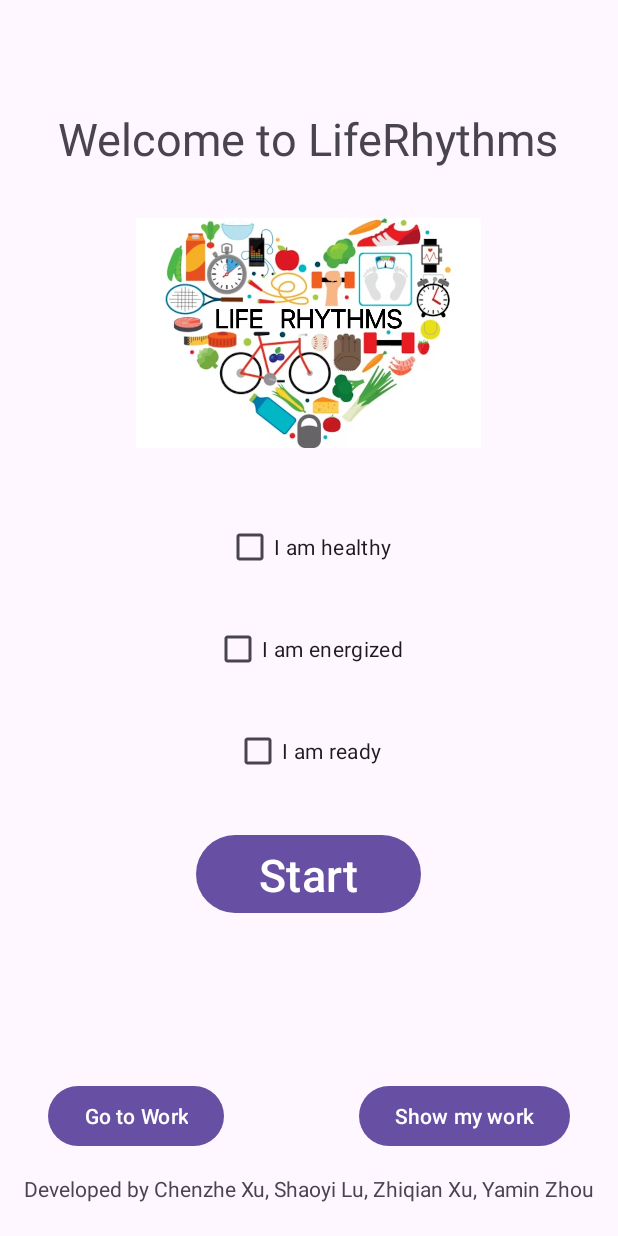
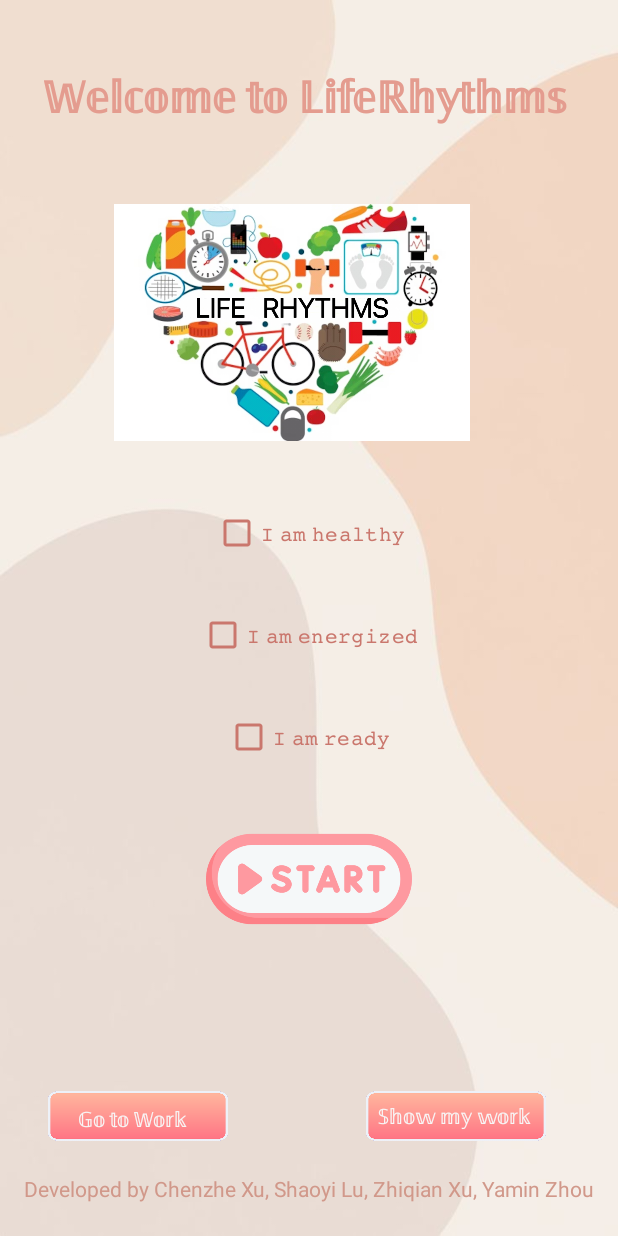
Before and after one commit to xuchenzhe531/LifeRhythms, an Android app: the WelcomePage screen opened directly, with no data from a screen before it, on a phone screen of 412 x 824 dp. Run offline under Robolectric (Android 15) with nearby library versions, the light colour scheme and no system bars; 2 statements that could not run were skipped.

Commit message:
decor for 2 pages added

```diff
--- a/app/src/main/res/layout/activity_notes.xml
+++ b/app/src/main/res/layout/activity_notes.xml
@@ -8,10 +8,10 @@
         android:id="@+id/toolbar"
         android:layout_width="match_parent"
         android:layout_height="?attr/actionBarSize"
-        android:background="?attr/colorPrimary"
+        android:background="#E3A097"
         android:elevation="4dp"
-        android:theme="@style/ThemeOverlay.AppCompat.ActionBar"
-        android:popupTheme="@style/ThemeOverlay.AppCompat.Light"/>
+        android:popupTheme="@style/ThemeOverlay.AppCompat.Light"
+        android:theme="@style/ThemeOverlay.AppCompat.ActionBar" />
 
     <TextView
         android:id="@+id/welcomeText"
--- a/app/src/main/res/layout/activity_welcome_page.xml
+++ b/app/src/main/res/layout/activity_welcome_page.xml
@@ -4,16 +4,19 @@
     xmlns:tools="http://schemas.android.com/tools"
     android:layout_width="match_parent"
     android:layout_height="match_parent"
-    android:padding="16dp">
+    android:padding="16dp"
+    android:background="@drawable/back">
 
     <TextView
         android:id="@+id/textViewTitle"
-        android:layout_width="wrap_content"
-        android:layout_height="wrap_content"
-        android:layout_marginTop="56dp"
-        android:text="Welcome to LifeRhythms"
-        android:textSize="30sp"
-        app:layout_constraintHorizontal_bias="0.493"
+        android:layout_width="352dp"
+        android:layout_height="59dp"
+        android:layout_marginTop="28dp"
+        android:text="𝕎𝕖𝕝𝕔𝕠𝕞𝕖 𝕥𝕠 𝕃𝕚𝕗𝕖ℝ𝕙𝕪𝕥𝕙𝕞𝕤"
+        android:textColor="#E49C8F"
+        android:textSize="29sp"
+        android:textStyle="bold"
+        app:layout_constraintHorizontal_bias="0.474"
         app:layout_constraintLeft_toLeftOf="parent"
         app:layout_constraintRight_toRightOf="parent"
         app:layout_constraintTop_toTopOf="parent" />
@@ -23,7 +26,9 @@
         android:layout_width="wrap_content"
         android:layout_height="wrap_content"
         android:layout_marginTop="228dp"
-        android:text="I am healthy"
+        android:buttonTint="#CA776D"
+        android:text="𝙸 𝚊𝚖 𝚑𝚎𝚊𝚕𝚝𝚑𝚢"
+        android:textColor="#CA776D"
         app:layout_constraintEnd_toEndOf="parent"
         app:layout_constraintLeft_toLeftOf="parent"
         app:layout_constraintRight_toRightOf="parent"
@@ -35,7 +40,9 @@
         android:layout_width="wrap_content"
         android:layout_height="wrap_content"
         android:layout_marginTop="20dp"
-        android:text="I am energized"
+        android:buttonTint="#CA776D"
+        android:textColor="#CA776D"
+        android:text="𝙸 𝚊𝚖 𝚎𝚗𝚎𝚛𝚐𝚒𝚣𝚎𝚍"
         app:layout_constraintHorizontal_bias="0.498"
         app:layout_constraintLeft_toLeftOf="parent"
         app:layout_constraintRight_toRightOf="parent"
@@ -45,68 +52,106 @@
         android:id="@+id/checkBoxReady"
         android:layout_width="wrap_content"
         android:layout_height="wrap_content"
+        android:buttonTint="#CA776D"
+        android:textColor="#CA776D"
         android:layout_marginTop="20dp"
-        android:text="I am ready"
+        android:text="𝙸 𝚊𝚖 𝚛𝚎𝚊𝚍𝚢"
         app:layout_constraintHorizontal_bias="0.498"
         app:layout_constraintLeft_toLeftOf="parent"
         app:layout_constraintRight_toRightOf="parent"
         app:layout_constraintTop_toBottomOf="@id/checkBoxEnergized" />
 
-    <Button
+
+    <ImageButton
         android:id="@+id/buttonStart"
-        android:layout_width="150dp"
-        android:layout_height="60dp"
-        android:layout_marginTop="28dp"
+        android:layout_width="137dp"
+        android:layout_height="133dp"
+        android:layout_marginTop="4dp"
+        android:background="#00F8F6F6"
+        android:padding="0dp"
+        android:scaleType="fitXY"
+        android:src="@drawable/_379935"
         android:text="Start"
         android:textSize="30dp"
-        app:layout_constraintHorizontal_bias="0.498"
         app:layout_constraintLeft_toLeftOf="parent"
         app:layout_constraintRight_toRightOf="parent"
-        app:layout_constraintTop_toBottomOf="@id/checkBoxReady" />
+        app:layout_constraintTop_toBottomOf="@id/checkBoxReady"
+        tools:src="@drawable/_379935" />
 
     <Button
         android:id="@+id/buttonGoToWork"
-        android:layout_width="wrap_content"
-        android:layout_height="wrap_content"
+        android:layout_width="120dp"
+        android:layout_height="48dp"
         android:layout_marginLeft="16dp"
         android:layout_marginBottom="40dp"
+        android:foreground="@drawable/button_2"
+        android:background="@drawable/button_2"
+        android:backgroundTintMode="add"
+        android:freezesText="false"
         android:text="Go to Work"
+        app:layout_constraintBottom_toBottomOf="parent"
+        app:layout_constraintLeft_toLeftOf="parent" />
+
+    <TextView
+        android:id="@+id/t1"
+        android:layout_width="82dp"
+        android:layout_height="24dp"
+        android:layout_marginLeft="36dp"
+        android:layout_marginBottom="48dp"
+        android:text="𝔾𝕠 𝕥𝕠 𝕎𝕠𝕣𝕜"
+        android:textColor="#F8F5F5"
         app:layout_constraintBottom_toBottomOf="parent"
         app:layout_constraintLeft_toLeftOf="parent" />
 
     <Button
         android:id="@+id/buttonShowMyWork"
-        android:layout_width="wrap_content"
-        android:layout_height="wrap_content"
-        android:layout_marginRight="16dp"
+        android:layout_width="120dp"
+        android:layout_height="48dp"
+        android:layout_marginLeft="228dp"
         android:layout_marginBottom="40dp"
-        android:text="Show my work"
+        android:background="@drawable/button_2"
+        android:backgroundTintMode="add"
+        android:foreground="@drawable/button_2"
+        android:freezesText="false"
+        android:text="Go to Work"
         app:layout_constraintBottom_toBottomOf="parent"
-        app:layout_constraintRight_toRightOf="parent" />
+        app:layout_constraintLeft_toLeftOf="parent" />
+
+    <TextView
+        android:id="@+id/t2"
+        android:layout_width="118dp"
+        android:layout_height="26dp"
+        android:layout_marginLeft="236dp"
+        android:layout_marginBottom="48dp"
+        android:text="𝕊𝕙𝕠𝕨 𝕞𝕪 𝕨𝕠𝕣𝕜"
+        android:textColor="#F8F5F5"
+        app:layout_constraintBottom_toBottomOf="parent"
+        app:layout_constraintLeft_toLeftOf="parent" />
 
     <ImageView
         android:id="@+id/imageView"
-        android:layout_width="230dp"
-        android:layout_height="176dp"
+        android:layout_width="237dp"
+        android:layout_height="158dp"
         android:src="@drawable/healthy"
         app:layout_constraintBottom_toTopOf="@id/buttonStart"
         app:layout_constraintEnd_toEndOf="parent"
-        app:layout_constraintHorizontal_bias="0.497"
+        app:layout_constraintHorizontal_bias="0.419"
         app:layout_constraintStart_toStartOf="parent"
         app:layout_constraintTop_toTopOf="parent"
-        app:layout_constraintVertical_bias="0.328" />
+        app:layout_constraintVertical_bias="0.348" />
 
     <TextView
         android:id="@+id/textViewCredits"
         android:layout_width="wrap_content"
         android:layout_height="wrap_content"
+        android:layout_marginTop="8dp"
         android:text="Developed by Chenzhe Xu, Shaoyi Lu, Zhiqian Xu, Yamin Zhou"
+        android:textColor="#D1988A"
         android:textSize="14sp"
-        android:layout_marginTop="8dp"
-        app:layout_constraintTop_toBottomOf="@id/buttonShowMyWork"
+        app:layout_constraintBottom_toBottomOf="parent"
         app:layout_constraintLeft_toLeftOf="parent"
         app:layout_constraintRight_toRightOf="parent"
-        app:layout_constraintBottom_toBottomOf="parent" />
+        app:layout_constraintTop_toBottomOf="@id/buttonShowMyWork" />
     />
 
 
```
Also changed, not shown: app/src/main/res/layout/activity_timer.xml (+51 -11 lines), app/src/main/res/drawable/_379935.png (added), app/src/main/res/drawable/back.jpeg (added), app/src/main/res/drawable/button_2.webp (added).
